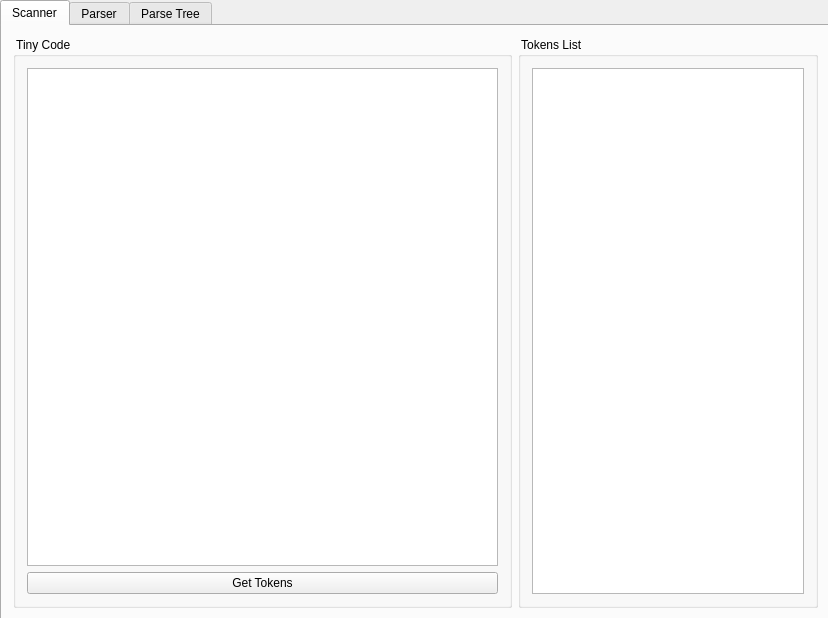
First picture: the form in Parser (Source Code)/mainwindow.ui, repository MohamedAhmed412000/Tiny-Parser-Implementation, before the edit.
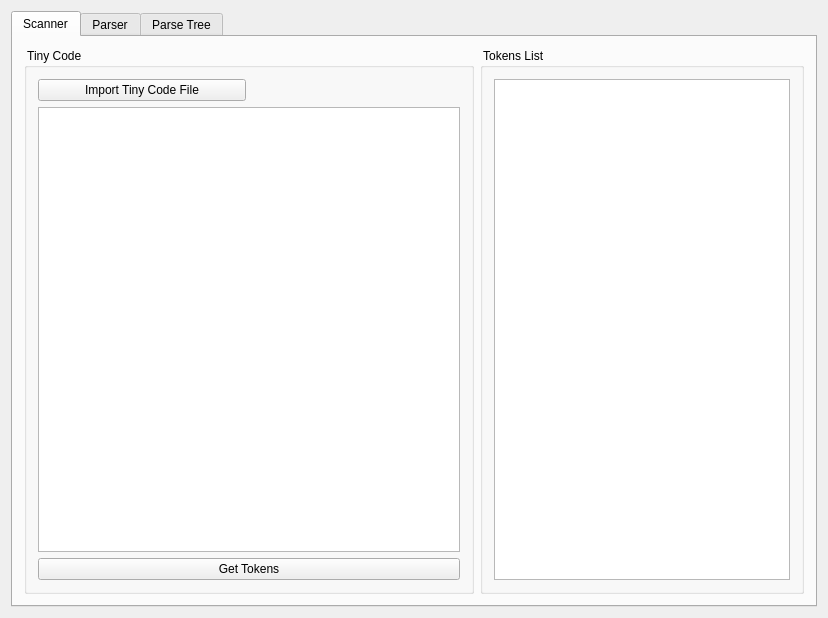
Second picture: the form after the edit. Icons and pictures are not drawn.

```diff
--- a/Parser (Source Code)/mainwindow.ui
+++ b/Parser (Source Code)/mainwindow.ui
@@ -26,15 +26,9 @@
    <string>Tiny Language App</string>
   </property>
   <widget class="QWidget" name="centralWidget">
+   <layout class="QGridLayout" name="gridLayout">
+    <item row="0" column="0">
    <widget class="QTabWidget" name="tabWidget">
-    <property name="geometry">
-     <rect>
-      <x>0</x>
-      <y>0</y>
-      <width>831</width>
-      <height>621</height>
-     </rect>
-    </property>
     <property name="sizePolicy">
      <sizepolicy hsizetype="MinimumExpanding" vsizetype="MinimumExpanding">
       <horstretch>0</horstretch>
@@ -43,14 +37,14 @@
     </property>
     <property name="minimumSize">
      <size>
-      <width>831</width>
-      <height>621</height>
+        <width>0</width>
+        <height>0</height>
      </size>
     </property>
     <property name="maximumSize">
      <size>
-      <width>831</width>
-      <height>621</height>
+        <width>5434545</width>
+        <height>16777215</height>
      </size>
     </property>
     <property name="currentIndex">
@@ -60,14 +54,44 @@
      <attribute name="title">
       <string>Scanner</string>
      </attribute>
-     <layout class="QGridLayout" name="gridLayout">
+       <layout class="QGridLayout" name="gridLayout_7">
       <item row="0" column="0">
        <widget class="QGroupBox" name="groupBox">
+          <property name="minimumSize">
+           <size>
+            <width>450</width>
+            <height>0</height>
+           </size>
+          </property>
+          <property name="maximumSize">
+           <size>
+            <width>850</width>
+            <height>16777215</height>
+           </size>
+          </property>
         <property name="title">
          <string> Tiny Code </string>
         </property>
         <layout class="QGridLayout" name="gridLayout_2">
          <item row="0" column="0">
+            <layout class="QHBoxLayout" name="horizontalLayout">
+             <item>
+              <widget class="QPushButton" name="importCodeBTN">
+               <property name="text">
+                <string>Import Tiny Code File</string>
+               </property>
+              </widget>
+             </item>
+             <item>
+              <widget class="QLabel" name="tinyLBL">
+               <property name="text">
+                <string/>
+               </property>
+              </widget>
+             </item>
+            </layout>
+           </item>
+           <item row="1" column="0">
           <widget class="QPlainTextEdit" name="TinyCode">
            <property name="font">
             <font>
@@ -82,7 +106,7 @@
            </property>
           </widget>
          </item>
-         <item row="1" column="0">
+           <item row="2" column="0">
           <widget class="QPushButton" name="tokensBTN">
            <property name="text">
             <string>Get Tokens</string>
@@ -96,7 +120,7 @@
        <widget class="QGroupBox" name="groupBox_2">
         <property name="maximumSize">
          <size>
-          <width>300</width>
+            <width>500</width>
           <height>16777215</height>
          </size>
         </property>
@@ -111,7 +135,7 @@
            </property>
            <property name="maximumSize">
             <size>
-             <width>300</width>
+               <width>500</width>
              <height>16777215</height>
             </size>
            </property>
@@ -327,6 +351,8 @@
      </layout>
     </widget>
    </widget>
+    </item>
+   </layout>
   </widget>
  </widget>
  <layoutdefault spacing="6" margin="11"/>
```
Left out of the diff: 20 changed lines with no effect on the pictures. Lines whose indentation alone changed are shown as unchanged.
